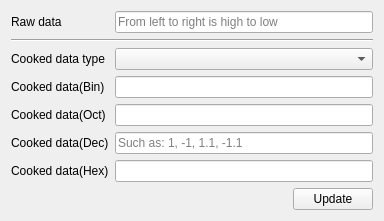
Old version of the form src/assistants/number/src/saknumberassistant.ui in the repository x-tools-author/x-tools.
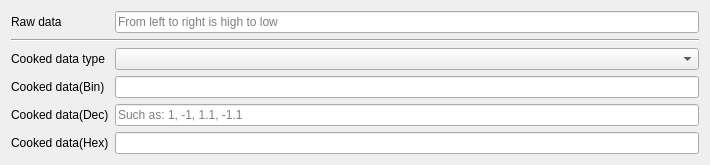
New version of the form.

Commit message: fix: data error

```diff
--- a/src/assistants/number/src/saknumberassistant.ui
+++ b/src/assistants/number/src/saknumberassistant.ui
@@ -6,98 +6,40 @@
    <rect>
     <x>0</x>
     <y>0</y>
-    <width>384</width>
-    <height>208</height>
+    <width>710</width>
+    <height>151</height>
    </rect>
   </property>
+  <property name="minimumSize">
+   <size>
+    <width>680</width>
+    <height>0</height>
+   </size>
+  </property>
   <property name="windowTitle">
    <string notr="true">Form</string>
   </property>
   <layout class="QGridLayout" name="gridLayout">
-   <item row="3" column="0">
-    <widget class="QLabel" name="label_6">
+   <item row="0" column="0">
+    <widget class="QLabel" name="label">
+     <property name="sizePolicy">
+      <sizepolicy hsizetype="Fixed" vsizetype="Preferred">
+       <horstretch>0</horstretch>
+       <verstretch>0</verstretch>
+      </sizepolicy>
+     </property>
      <property name="text">
-      <string>Cooked data(Bin)</string>
+      <string>Raw data</string>
      </property>
     </widget>
    </item>
-   <item row="6" column="0">
+   <item row="5" column="0">
     <widget class="QLabel" name="label_3">
      <property name="text">
       <string>Cooked data(Hex)</string>
      </property>
     </widget>
    </item>
-   <item row="7" column="0" colspan="2">
-    <layout class="QHBoxLayout" name="horizontalLayout">
-     <item>
-      <spacer name="horizontalSpacer">
-       <property name="orientation">
-        <enum>Qt::Horizontal</enum>
-       </property>
-       <property name="sizeHint" stdset="0">
-        <size>
-         <width>40</width>
-         <height>20</height>
-        </size>
-       </property>
-      </spacer>
-     </item>
-     <item>
-      <widget class="QPushButton" name="pushButtonUpdate">
-       <property name="text">
-        <string>Update</string>
-       </property>
-      </widget>
-     </item>
-    </layout>
-   </item>
-   <item row="5" column="1">
-    <widget class="QLineEdit" name="lineEditCookedDec">
-     <property name="text">
-      <string notr="true"/>
-     </property>
-     <property name="readOnly">
-      <bool>false</bool>
-     </property>
-     <property name="placeholderText">
-      <string>Such as: 1, -1, 1.1, -1.1</string>
-     </property>
-    </widget>
-   </item>
-   <item row="4" column="1">
-    <widget class="QLineEdit" name="lineEditCookedOct">
-     <property name="text">
-      <string notr="true"/>
-     </property>
-     <property name="readOnly">
-      <bool>true</bool>
-     </property>
-    </widget>
-   </item>
-   <item row="6" column="1">
-    <widget class="QLineEdit" name="lineEditCookedHex">
-     <property name="text">
-      <string notr="true"/>
-     </property>
-     <property name="readOnly">
-      <bool>true</bool>
-     </property>
-    </widget>
-   </item>
-   <item row="5" column="0">
-    <widget class="QLabel" name="label_2">
-     <property name="sizePolicy">
-      <sizepolicy hsizetype="Fixed" vsizetype="Preferred">
-       <horstretch>0</horstretch>
-       <verstretch>0</verstretch>
-      </sizepolicy>
-     </property>
-     <property name="text">
-      <string>Cooked data(Dec)</string>
-     </property>
-    </widget>
-   </item>
    <item row="1" column="0" colspan="2">
     <widget class="Line" name="line">
      <property name="orientation">
@@ -105,9 +47,26 @@
      </property>
     </widget>
    </item>
+   <item row="2" column="0">
+    <widget class="QLabel" name="label_5">
+     <property name="text">
+      <string>Cooked data type</string>
+     </property>
+    </widget>
+   </item>
    <item row="2" column="1">
     <widget class="QComboBox" name="comboBoxCookedDataType"/>
    </item>
+   <item row="5" column="1">
+    <widget class="QLineEdit" name="lineEditCookedHex">
+     <property name="text">
+      <string notr="true"/>
+     </property>
+     <property name="readOnly">
+      <bool>true</bool>
+     </property>
+    </widget>
+   </item>
    <item row="3" column="1">
     <widget class="QLineEdit" name="lineEditCookedBin">
      <property name="text">
@@ -118,23 +77,36 @@
      </property>
     </widget>
    </item>
-   <item row="0" column="0">
-    <widget class="QLabel" name="label">
-     <property name="sizePolicy">
-      <sizepolicy hsizetype="Fixed" vsizetype="Preferred">
-       <horstretch>0</horstretch>
-       <verstretch>0</verstretch>
-      </sizepolicy>
-     </property>
-     <property name="text">
-      <string>Raw data</string>
-     </property>
-    </widget>
-   </item>
    <item row="4" column="0">
-    <widget class="QLabel" name="label_7">
+    <widget class="QLabel" name="label_2">
+     <property name="sizePolicy">
+      <sizepolicy hsizetype="Fixed" vsizetype="Preferred">
+       <horstretch>0</horstretch>
+       <verstretch>0</verstretch>
+      </sizepolicy>
+     </property>
      <property name="text">
-      <string>Cooked data(Oct)</string>
+      <string>Cooked data(Dec)</string>
+     </property>
+    </widget>
+   </item>
+   <item row="4" column="1">
+    <widget class="QLineEdit" name="lineEditCookedDec">
+     <property name="text">
+      <string notr="true"/>
+     </property>
+     <property name="readOnly">
+      <bool>false</bool>
+     </property>
+     <property name="placeholderText">
+      <string>Such as: 1, -1, 1.1, -1.1</string>
+     </property>
+    </widget>
+   </item>
+   <item row="3" column="0">
+    <widget class="QLabel" name="label_6">
+     <property name="text">
+      <string>Cooked data(Bin)</string>
      </property>
     </widget>
    </item>
@@ -148,13 +120,6 @@
      </property>
     </widget>
    </item>
-   <item row="2" column="0">
-    <widget class="QLabel" name="label_5">
-     <property name="text">
-      <string>Cooked data type</string>
-     </property>
-    </widget>
-   </item>
   </layout>
  </widget>
  <resources/>
```
The commit also changes 2 other files.
